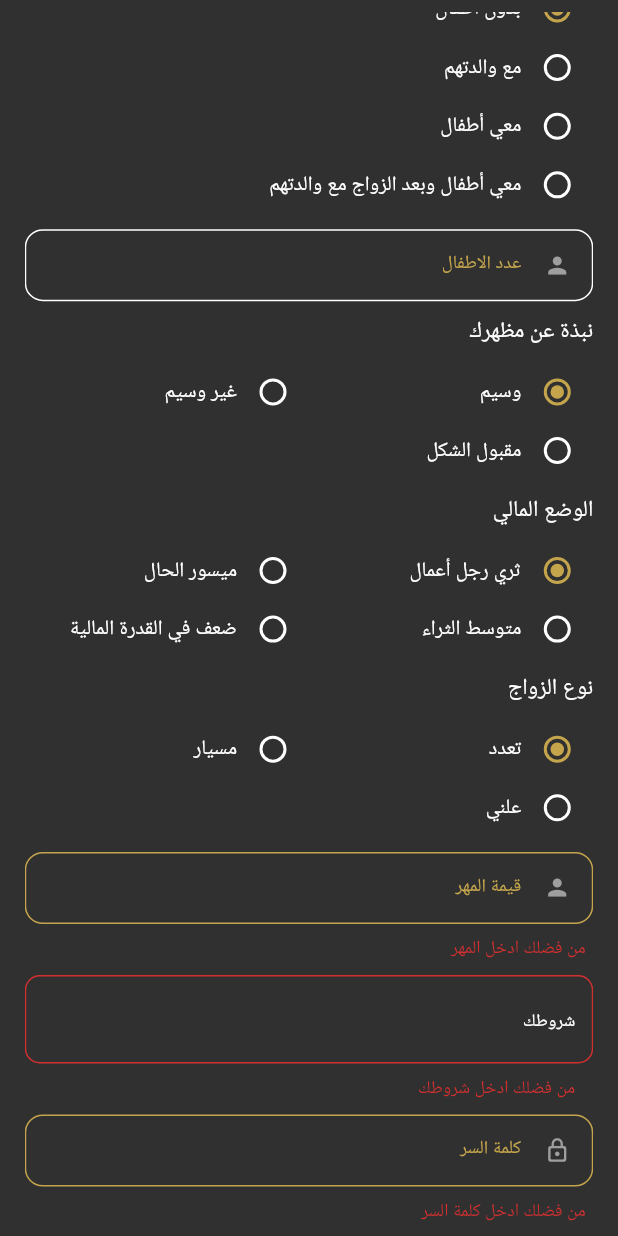
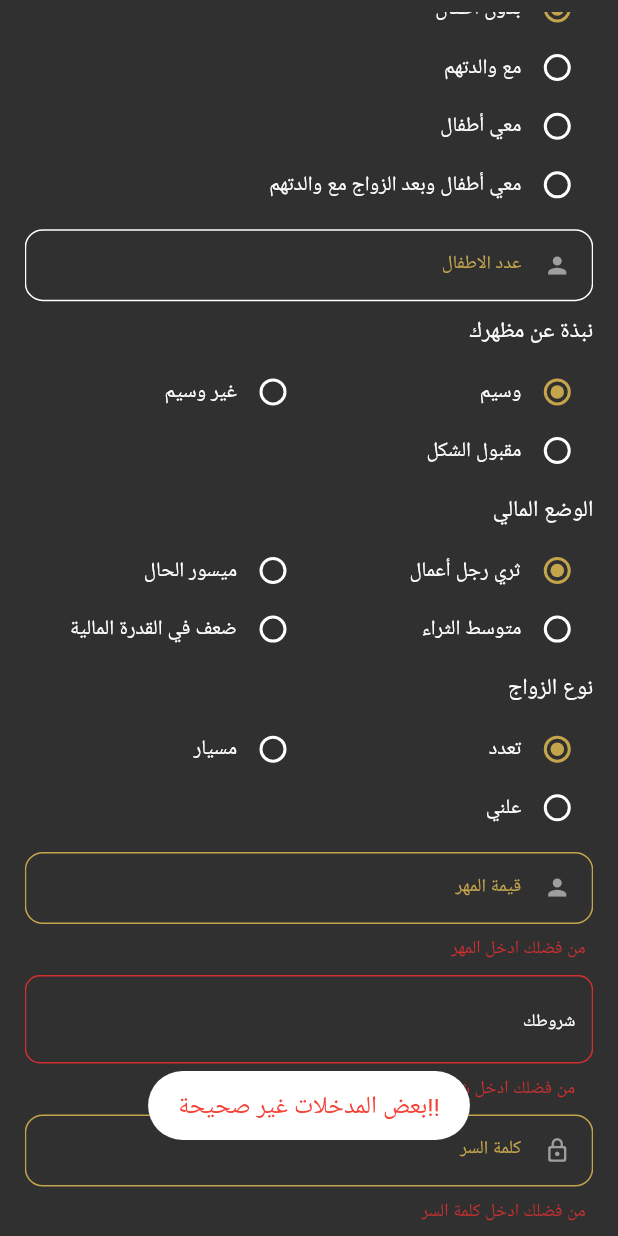
Before and after one commit to KhalidEl-MariAa/astqrar, a Flutter app: the UserRegister screen opened directly, scrolled down 2559 dp, after a tap on "تسجيل", on a phone screen of 412 x 824 dp. Run offline on Flutter 3.47's test engine with Material 2 defaults, Android fonts, the phone set to English and light mode, and no system bars; our stand-ins replace bloc, carousel_slider, conditional_builder_null_safety, dio, firebase_core, firebase_messaging and 11 more; missing offline and left inert: flutter_inappwebview, signalr_netcore, whatsapp_unilink; accounts and stored records are empty; network calls fail; Roboto replaces fonts that are missing (Almarai).

Commit message:
Registeration problem has fixed

```diff
--- a/lib/modules/login/login.dart
+++ b/lib/modules/login/login.dart
@@ -73,6 +73,7 @@ class _LoginScreenState extends State<LoginScreen> {
               }
             }
           },
+
           builder: (context, state) => Scaffold(
             backgroundColor: backGround,
             body: Padding(
--- a/lib/modules/register_user/user_register.dart
+++ b/lib/modules/register_user/user_register.dart
@@ -473,9 +473,7 @@ class _UserRegisterState extends State<UserRegister>
                                     groupvalue: selectedHairColorName,
                                     title: hairColor[index1],
                                     changeFunction: () {
-                                      setState(() {
-                                        selectedHairColorName = index1;
-                                      });
+                                      setState(() { selectedHairColorName = index1; });
                                       print(hairColor[selectedHairColorName]);
                                     })
                                   ),
@@ -1024,11 +1022,60 @@ class _UserRegisterState extends State<UserRegister>
 
                           doubleInfinityMaterialButton(
                               text: "تسجيل",
-                              onPressed: () {
-                                if (formkey.currentState!.validate() && termsSelected && isSelected2) {
+                              onPressed: () { registeNewUser(context); }),
 
-                                  if (gender == "ذكر")
+                          SizedBox(
+                            height: 2.5.h,
+                            child: Text(
+                              error_msg,
+                              style: TextStyle(fontSize: 20, color: Colors.white),
+                            ),
+
+                          ),
+
+                          //TODO: remove Delegate
+                          if (widget.delegateId == null)
+                            const AlreadyHaveAccountText(),
+
+                        ], ),
+
+                    ),
+                  ),
+                ),
+              ),
+            ),
+          ),
+        ),
+      ),
+    );
+  }
+
+  void registeNewUser(BuildContext context)
   {
+    if( !termsSelected || !isSelected2)
+    {
+      showToast(
+        msg: "لكي تتم عملية التسجيل: من فضلك قم بالموافقة على الشروط واقسم بأن المعلومات التي أدخلتها صحيحة ",
+        state: ToastStates.ERROR);
+
+      // ScaffoldMessenger.of(context)
+      //     .showSnackBar(SnackBar(
+      //       padding: EdgeInsetsDirectional.only(
+      //       bottom: 3.h, start: 2.5.w, top: 2.h),
+      //       duration: const Duration(milliseconds: 2000),
+      //       backgroundColor: Colors.red,
+      //       content: Text(
+      //         "لكي تتم عملية التسجيل: من فضلك قم بالموافقة على الشروط واقسم بأن المعلومات التي أدخلتها صحيحة ",
+      //         style: TextStyle(fontFamily: "Hs", fontSize: 11.sp),
+      //   ),
+      // ));
+    }
+
+    if(formkey.currentState!.validate())
+    {
+      if(gender == "ذكر")
+      {
+        print('here');
         RegisterClientCubit.get(context).specifications = [
           selectedlastName == 0 ? "قبيلة" : "عائلة",
           hairColor[selectedHairColorName!],
@@ -1124,48 +1171,10 @@ class _UserRegisterState extends State<UserRegister>
         }
       }
 
-                                  if (termsSelected == false) {
-                                    ScaffoldMessenger.of(context)
-                                        .showSnackBar(SnackBar(
-                                          padding: EdgeInsetsDirectional.only(
-                                          bottom: 3.h, start: 2.5.w, top: 2.h),
-                                          duration: const Duration(milliseconds: 2000),
-                                          backgroundColor: Colors.red,
-                                          content: Text(
-                                            "من فضلك اقسم ان المعلومات التي ادخلتها صحيحة لتستطيع التسجيل ",
-                                            style: TextStyle(fontFamily: "Hs", fontSize: 11.sp),
-                                      ),
-                                    ));
-                                  }
       // Navigator.push(context, MaterialPageRoute(builder: (context)=>VerificationPhone()));
     }else{
-                                  setState(() { error_msg = "Errrrro"; });
+      showToast(msg: "بعض المدخلات غير صحيحة!!", state: ToastStates.ERROR);
     }
-                              }),
 
-                          SizedBox(
-                            height: 2.5.h,
-                            child: Text(
-                              error_msg,
-                              style: TextStyle(fontSize: 20, color: Colors.white),
-                            ),
-
-                          ),
-
-                          //TODO: remove Delegate
-                          if (widget.delegateId == null)
-                            const AlreadyHaveAccountText(),
-
-                        ], ),
-
-                    ),
-                  ),
-                ),
-              ),
-            ),
-          ),
-        ),
-      ),
-    );
   }
-}
+} //end class
--- a/lib/shared/components/components.dart
+++ b/lib/shared/components/components.dart
@@ -82,8 +82,11 @@ Widget defaultTextFormField({
       focusColor: backGround,
       iconColor: grey,
 
-      prefixIcon: prefixIcon==null&&prefixImage==null?null:isImagePrefix
-          ? Padding(
+      prefixIcon: (prefixIcon==null && prefixImage==null)?
+        null
+        :
+        isImagePrefix?
+          Padding(
               padding:  EdgeInsetsDirectional.only(end: 3.w),
               child: Image(
                 image: AssetImage(prefixImage!),
@@ -91,11 +94,12 @@ Widget defaultTextFormField({
                 width: 10,
               ),
             )
-          : IconButton(
-              icon: Icon(prefixIcon),
-              onPressed: () {
-                prefixPressed!();
-              }),
+          :
+          IconButton(
+            icon: Icon(prefixIcon),
+            onPressed: () { prefixPressed!(); }
+          ),
+
       isDense: true,
       errorBorder:OutlineInputBorder(
         borderSide: BorderSide(color: primary),
@@ -118,15 +122,14 @@ Widget doubleInfinityMaterialButton({
       width: double.infinity,
       decoration: BoxDecoration(
           borderRadius: const BorderRadius.all(Radius.circular(12.0)),
-          color: primary),
+          color: primary
+      ),
+
       child: MaterialButton(
-        child: Text(
-          text,
-          style:  TextStyle(color: white),
-        ),
-        onPressed: () {
-          onPressed();
-        },
+        child: Text( text, style:  TextStyle(color: white),
+      ),
+
+      onPressed: () { onPressed(); },
       ),
     ),
   );
@@ -135,18 +138,18 @@ Widget doubleInfinityMaterialButton({
 navigateTo({required BuildContext context,required widget})=>
     Navigator.push(context, MaterialPageRoute(builder: (context)=>widget));
 
+enum ToastStates { SUCCESS, ERROR, WARNING }
+
 showToast({required String msg, required ToastStates state}) =>
     Fluttertoast.showToast(
       msg: msg,
       toastLength: Toast.LENGTH_LONG,
       gravity: ToastGravity.BOTTOM,
-      timeInSecForIosWeb: 1,
-      backgroundColor: chooseToastColor(state),
-      textColor: Colors.white,
+      timeInSecForIosWeb: 2,
+      backgroundColor: Colors.white,
+      textColor: chooseToastColor(state), //Colors.white,
       fontSize: 12.sp,
     );
-
-enum ToastStates { SUCCESS, ERROR, WARNING }
 
 Color chooseToastColor(ToastStates state)
 {
--- a/lib/shared/network/remote.dart
+++ b/lib/shared/network/remote.dart
@@ -4,6 +4,7 @@ class DioHelper {
   static late Dio dio;
 
   static init() {
+    //TODO: fix it to the reals server.
     print('Dio init() -----------------------------------------');
     dio = Dio(BaseOptions(
       // baseUrl: "http://127.0.0.1:5000/",
@@ -12,7 +13,7 @@ class DioHelper {
       // baseUrl: "https://10.0.2.2:5001/",
       // baseUrl: "http://10.0.2.3:5000/",
       // baseUrl: "http://143.167.215.135:5000/",
-      baseUrl: "https://da5c-143-167-215-135.ngrok-free.app/", //by ngrok
+      baseUrl: "https://cd7e-143-167-214-108.ngrok-free.app/", //by ngrok
 
       receiveDataWhenStatusError: true,
     ));
```
Also changed, not shown: lib/modules/details_user/cubit/cubit.dart (+28 -18 lines), lib/modules/register_user/cubit.dart (+10 -5 lines), lib/modules/search/filter_search.dart (+122 -114 lines), lib/modules/section men _women/section_men_women.dart (+8 -8 lines), lib/shared/components/checkedbox_register.dart (+10 -10 lines), lib/shared/components/user/details_item.dart (+7 -8 lines). Lines whose indentation alone changed are shown as unchanged.
